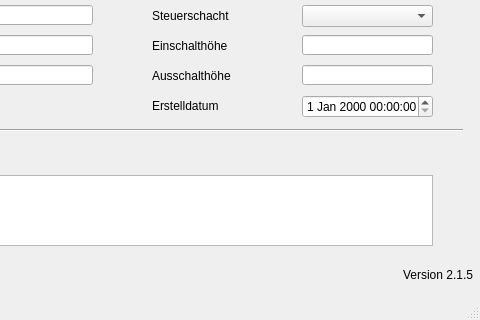
The window that qkan/importhe/templates/pumpen.ui (hoettges/QKan) describes before a commit, drawn with Qt 5; both pictures show x 168 to 648 and y 125 to 445 of the 648 by 445 pixel window.
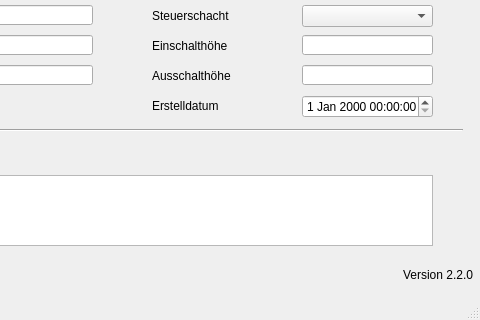
The same window after the commit. Custom widgets are drawn as their Qt base class.

What changed in the file:
```diff
--- a/qkan/importhe/templates/pumpen.ui
+++ b/qkan/importhe/templates/pumpen.ui
@@ -352,7 +352,7 @@
      <string>Version QKan Import</string>
     </property>
     <property name="text">
-     <string>Version 2.1.5</string>
+     <string>Version 2.2.0</string>
     </property>
     <property name="alignment">
      <set>Qt::AlignRight|Qt::AlignTrailing|Qt::AlignVCenter</set>
```
